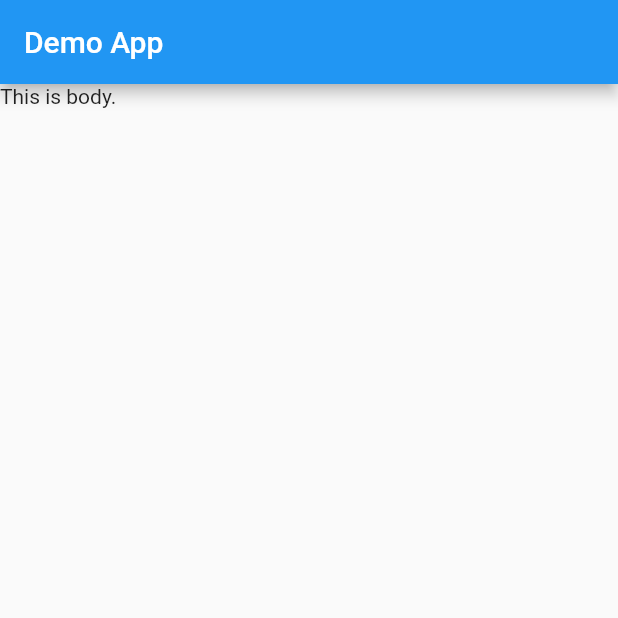
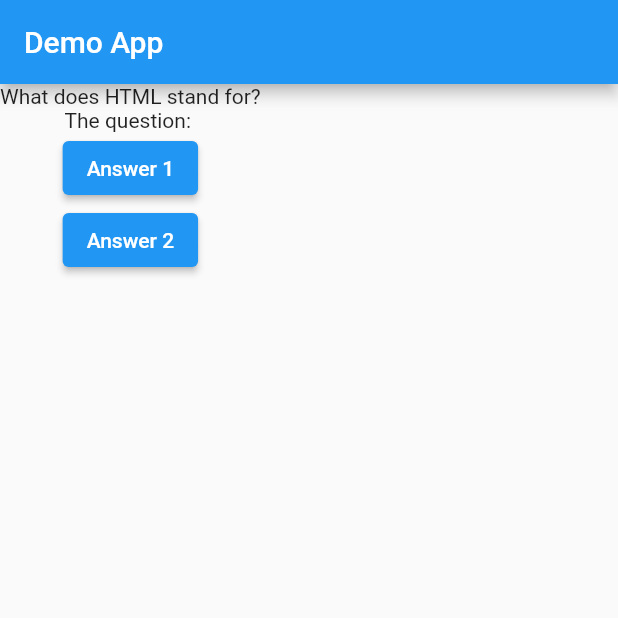
Before and after one commit to stha-nikhil/flutter-rnd, a Flutter app: the screen it shows after launch, on a phone screen of 412 x 824 dp, the top half of it. Run offline on Flutter 3.47's test engine with Material 2 defaults, Android fonts, the phone set to English and light mode, and no system bars; our stand-ins replace dio, easy_localization, flutter_form_builder, form_builder_validators, shared_preferences, sizer; accounts and stored records are empty.

Commit message:
FEAT: add stateless widget with elevated button and text

```diff
--- a/lib/main.dart
+++ b/lib/main.dart
@@ -7,14 +7,33 @@ import 'package:flutter/material.dart';
 void main() => runApp(MyApp());
 
 class MyApp extends StatelessWidget {
+  void answer() {
+    print('Answer Recorded!');
+  }
+
   @override
   Widget build(BuildContext context) {
+    var question = 'What does HTML stand for?';
+
     return MaterialApp(
       home: Scaffold(
         appBar: AppBar(
           title: Text('Demo App'),
         ),
-        body: Text('This is body.'),
+        body: Column(
+          children: [
+            Text(question),
+            Text('The question: '),
+            ElevatedButton(
+              onPressed: answer,
+              child: Text('Answer 1'),
+            ),
+            ElevatedButton(
+              onPressed: answer,
+              child: Text('Answer 2'),
+            )
+          ],
+        ),
       ),
     );
   }
```
